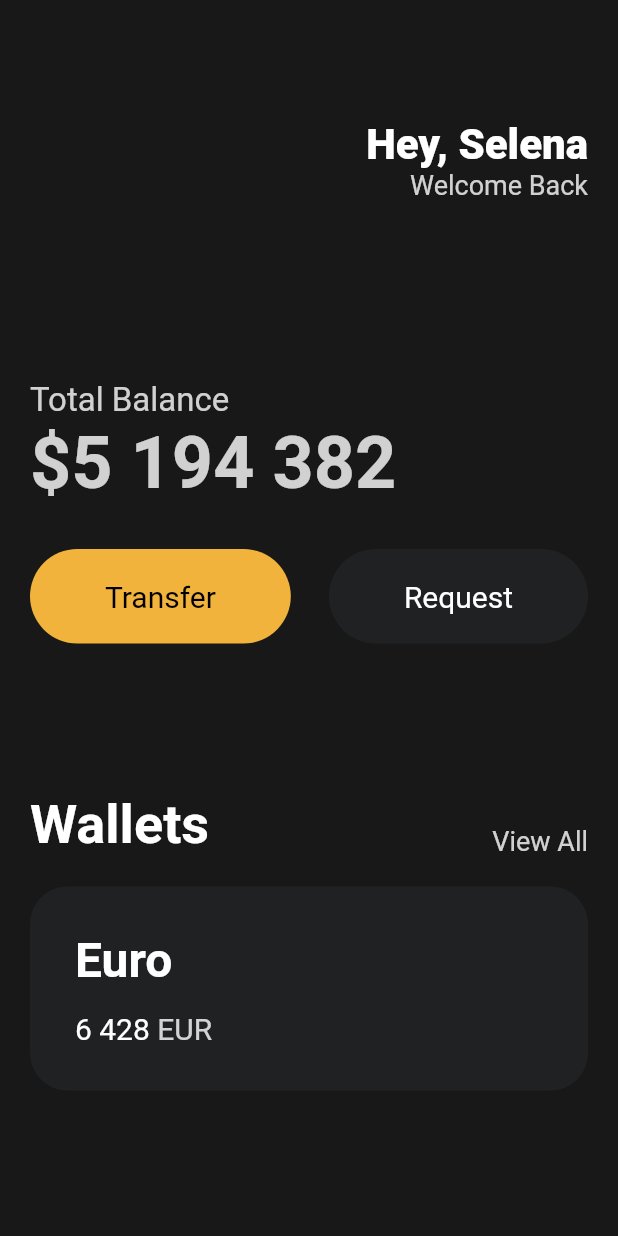
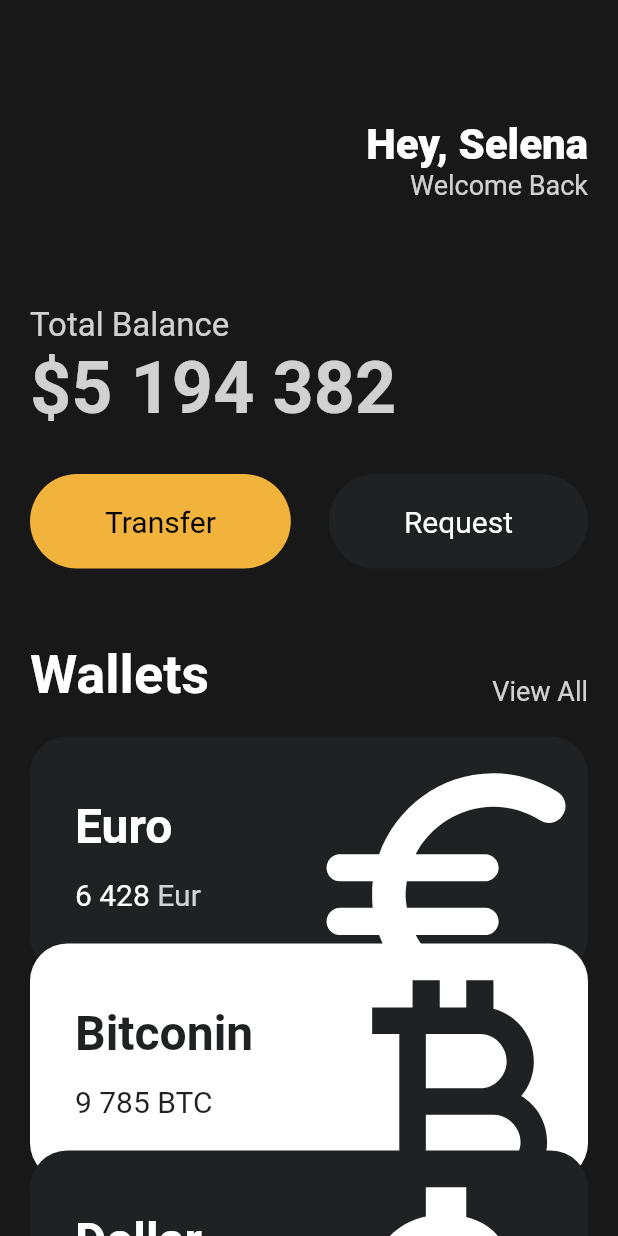
Before and after one commit to itbebop/flutter_ui_exercise1, a Flutter app: the screen it shows after launch, on a phone screen of 412 x 824 dp. Run offline on Flutter 3.47's test engine with Material 2 defaults, Android fonts, the light colour scheme and no system bars.

Commit message:
2023/09/05 UI 끝. 중복되는 부분 바꿔볼 것

```diff
--- a/lib/main.dart
+++ b/lib/main.dart
@@ -1,5 +1,6 @@
 import 'package:flutter/material.dart';
 import 'package:flutter_ui_exercise1/widgets/Button.dart';
+import 'package:flutter_ui_exercise1/widgets/currency_card.dart';
 
 void main() {
   runApp(const MyApp());
@@ -15,7 +16,8 @@
       debugShowCheckedModeBanner: false,
       home: Scaffold(
         backgroundColor: const Color(0xFF181818),
-        body: Padding(
+        body: SingleChildScrollView(
+          child: Padding(
             padding: const EdgeInsets.symmetric(
               horizontal: 20,
             ),
@@ -51,7 +53,7 @@
                   ],
                 ),
                 const SizedBox(
-                height: 120,
+                  height: 70,
                 ),
                 Text(
                   'Total Balance',
@@ -87,7 +89,7 @@
                   ],
                 ),
                 const SizedBox(
-                height: 100,
+                  height: 50,
                 ),
                 Row(
                   crossAxisAlignment: CrossAxisAlignment.end,
@@ -113,57 +115,35 @@
                 const SizedBox(
                   height: 20,
                 ),
-              Container(
-                decoration: BoxDecoration(
-                  color: const Color(0xFF1F2123),
-                  borderRadius: BorderRadius.circular(25),
+                const CurrencyCard(
+                  name: 'Euro',
+                  code: 'Eur',
+                  amount: '6 428',
+                  icon: Icons.euro_rounded,
+                  isInverted: false,
                 ),
-                child: Padding(
-                  padding: const EdgeInsets.all(30),
-                  child: Row(
-                    children: [
-                      Column(
-                        crossAxisAlignment: CrossAxisAlignment.start,
-                        children: [
-                          const Text(
-                            'Euro',
-                            style: TextStyle(
-                              color: Colors.white,
-                              fontSize: 32,
-                              fontWeight: FontWeight.w600,
+                Transform.translate(
+                  offset: const Offset(0, -20),
+                  child: const CurrencyCard(
+                    name: 'Bitconin',
+                    code: 'BTC',
+                    amount: '9 785',
+                    icon: Icons.currency_bitcoin,
+                    isInverted: true,
                   ),
                 ),
-                          const SizedBox(
-                            height: 15,
-                          ),
-                          Row(
-                            children: [
-                              const Text(
-                                '6 428',
-                                style: TextStyle(
-                                  color: Colors.white,
-                                  fontSize: 20,
-                                ),
-                              ),
-                              const SizedBox(
-                                width: 5,
-                              ),
-                              Text(
-                                'EUR',
-                                style: TextStyle(
-                                  color: Colors.white.withOpacity(0.8),
-                                  fontSize: 20,
+                Transform.translate(
+                  offset: const Offset(0, -40),
+                  child: const CurrencyCard(
+                    name: 'Dollar',
+                    code: 'USD',
+                    amount: '428',
+                    icon: Icons.attach_money,
+                    isInverted: false,
                   ),
                 ),
               ],
             ),
-                        ],
-                      ),
-                    ],
-                  ),
-                ),
-              )
-            ],
           ),
         ),
       ),
--- /dev/null
+++ b/lib/widgets/currency_card.dart
@@ -0,0 +1,85 @@
+import 'package:flutter/material.dart';
+
+class CurrencyCard extends StatelessWidget {
+  const CurrencyCard(
+      {super.key,
+      required this.name,
+      required this.code,
+      required this.amount,
+      required this.icon,
+      required this.isInverted});
+
+  final String name, code, amount;
+  final IconData icon;
+  final bool isInverted;
+  final _blackColor = const Color(0xFF1F2123);
+
+  @override
+  Widget build(BuildContext context) {
+    return Container(
+      clipBehavior: Clip.hardEdge,
+      decoration: BoxDecoration(
+        color: isInverted ? Colors.white : const Color(0xFF1F2123),
+        borderRadius: BorderRadius.circular(25),
+      ),
+      child: Padding(
+        padding: const EdgeInsets.all(30),
+        child: Row(
+          mainAxisAlignment: MainAxisAlignment.spaceBetween,
+          children: [
+            Column(
+              crossAxisAlignment: CrossAxisAlignment.start,
+              children: [
+                Text(
+                  name,
+                  style: TextStyle(
+                    color: isInverted ? _blackColor : Colors.white,
+                    fontSize: 32,
+                    fontWeight: FontWeight.w600,
+                  ),
+                ),
+                const SizedBox(
+                  height: 15,
+                ),
+                Row(
+                  children: [
+                    Text(
+                      amount,
+                      style: TextStyle(
+                        color: isInverted ? _blackColor : Colors.white,
+                        fontSize: 20,
+                      ),
+                    ),
+                    const SizedBox(
+                      width: 5,
+                    ),
+                    Text(
+                      code,
+                      style: TextStyle(
+                        color: isInverted
+                            ? _blackColor
+                            : Colors.white.withOpacity(0.8),
+                        fontSize: 20,
+                      ),
+                    ),
+                  ],
+                ),
+              ],
+            ),
+            Transform.scale(
+              scale: 2.2,
+              child: Transform.translate(
+                offset: const Offset(-5, 12),
+                child: Icon(
+                  icon,
+                  color: isInverted ? _blackColor : Colors.white,
+                  size: 98,
+                ),
+              ),
+            )
+          ],
+        ),
+      ),
+    );
+  }
+}
```
Lines whose indentation alone changed are shown as unchanged.
